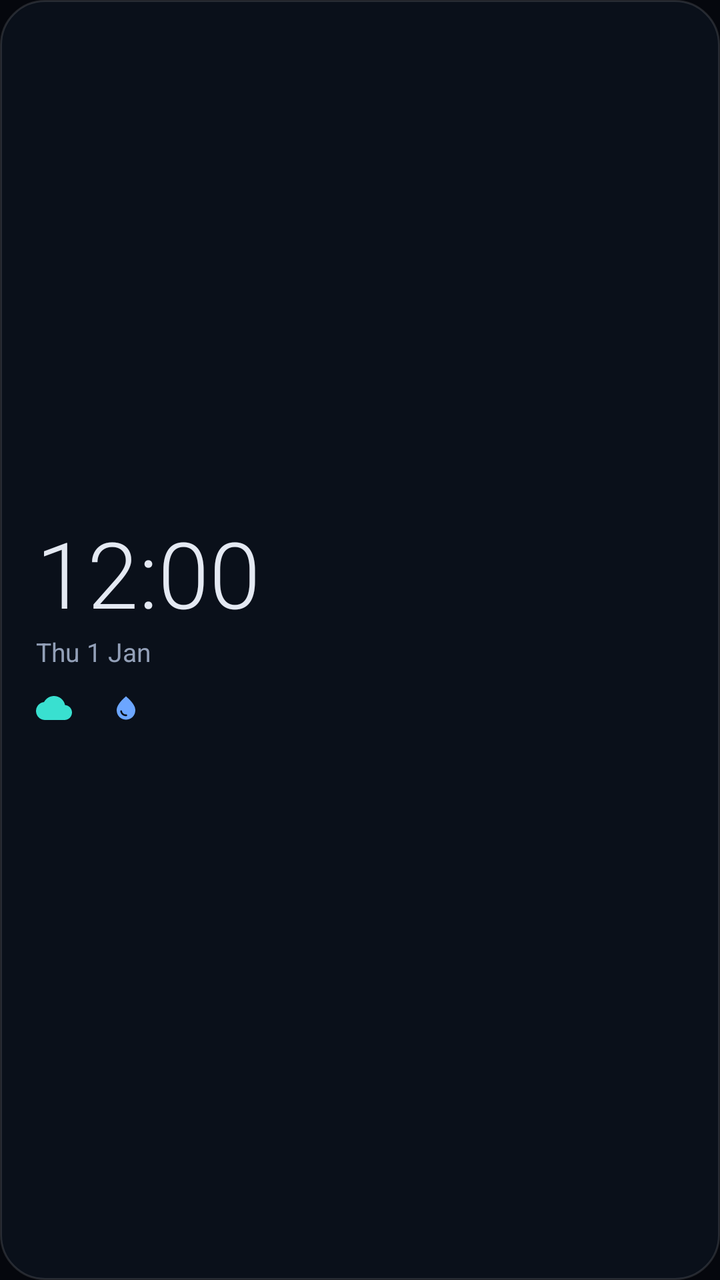
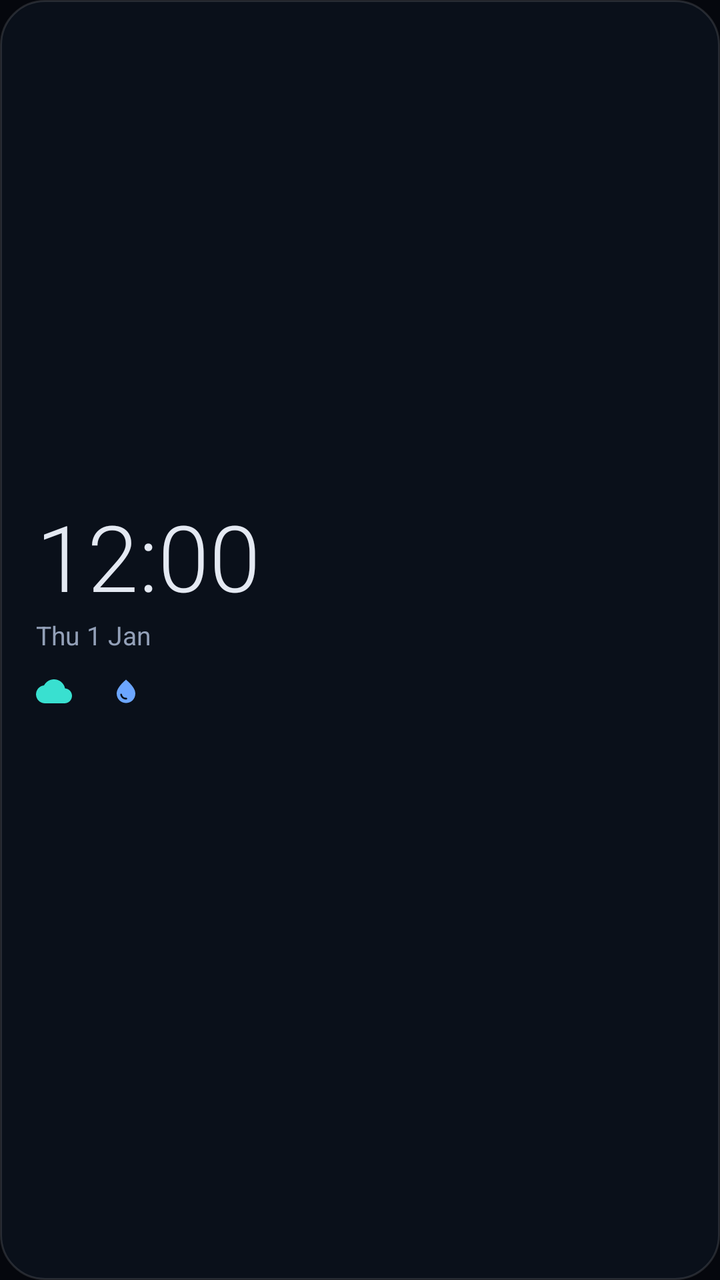

Before-and-after screenshots of an Android layout around one commit, followed by the original layout XML and the change that was made.
<!-- AndroidManifest.xml: application theme Theme.AtomicClock -->
<!-- res/layout/widget_atomic_large.xml -->
<?xml version="1.0" encoding="utf-8"?>
<LinearLayout xmlns:android="http://schemas.android.com/apk/res/android"
    android:id="@+id/widget_root"
    android:layout_width="match_parent"
    android:layout_height="match_parent"
    android:orientation="vertical"
    android:gravity="center_vertical"
    android:background="@drawable/widget_background"
    android:padding="18dp">

    <TextClock
        android:id="@+id/widget_clock"
        android:layout_width="wrap_content"
        android:layout_height="wrap_content"
        android:format24Hour="HH:mm"
        android:format12Hour="h:mm"
        android:fontFamily="sans-serif-light"
        android:textColor="@color/widget_text"
        android:textSize="46sp" />

    <TextClock
        android:id="@+id/widget_date"
        android:layout_width="wrap_content"
        android:layout_height="wrap_content"
        android:format24Hour="EEE d MMM"
        android:format12Hour="EEE d MMM"
        android:textColor="@color/widget_muted"
        android:textSize="13sp" />

    <LinearLayout
        android:layout_width="match_parent"
        android:layout_height="wrap_content"
        android:orientation="horizontal"
        android:gravity="center_vertical"
        android:layout_marginTop="10dp">

        <ImageView
            android:id="@+id/widget_cond_icon"
            android:layout_width="18dp"
            android:layout_height="18dp"
            android:layout_marginEnd="6dp"
            android:src="@drawable/ic_widget_cloud" />

        <TextView
            android:id="@+id/widget_weather"
            android:layout_width="wrap_content"
            android:layout_height="wrap_content"
            android:textColor="@color/widget_text"
            android:textSize="14sp"
            android:maxLines="1"
            android:ellipsize="end"
            android:text="" />

        <ImageView
            android:id="@+id/widget_drop_icon"
            android:layout_width="14dp"
            android:layout_height="14dp"
            android:layout_marginStart="14dp"
            android:layout_marginEnd="3dp"
            android:src="@drawable/ic_widget_humidity" />

        <TextView
            android:id="@+id/widget_humidity"
            android:layout_width="wrap_content"
            android:layout_height="wrap_content"
            android:textColor="@color/widget_text"
            android:textSize="14sp"
            android:maxLines="1"
            android:ellipsize="end"
            android:text="" />
    </LinearLayout>

    <TextView
        android:id="@+id/widget_stats"
        android:layout_width="match_parent"
        android:layout_height="wrap_content"
        android:layout_marginTop="4dp"
        android:textColor="@color/widget_accent"
        android:textSize="12sp"
        android:maxLines="1"
        android:ellipsize="end"
        android:text="" />
</LinearLayout>
<!-- resources referenced by this layout -->
<resources>
  <color name="widget_accent">#FF39E0D0</color>
  <color name="widget_muted">#FF93A0B8</color>
  <color name="widget_text">#FFE4E9F2</color>
  <!-- drawable ic_widget_cloud (drawable) -->
  <vector xmlns:android="http://schemas.android.com/apk/res/android"
      android:width="24dp" android:height="24dp" android:viewportWidth="24" android:viewportHeight="24">
      <path android:fillColor="#39E0D0" android:pathData="M19.35,10.04C18.67,6.59 15.64,4 12,4 9.11,4 6.6,5.64 5.35,8.04 2.34,8.36 0,10.91 0,14c0,3.31 2.69,6 6,6h13c2.76,0 5,-2.24 5,-5 0,-2.64 -2.05,-4.78 -4.65,-4.96z"/>
  </vector>
  <!-- drawable ic_widget_humidity (drawable) -->
  <vector xmlns:android="http://schemas.android.com/apk/res/android"
      android:width="24dp" android:height="24dp" android:viewportWidth="24" android:viewportHeight="24">
      <path android:fillColor="#6CA6FF" android:pathData="M12,2c-5.33,4.55 -8,8.48 -8,11.8 0,4.98 3.8,8.2 8,8.2s8,-3.22 8,-8.2c0,-3.32 -2.67,-7.25 -8,-11.8zM7.83,14c0.37,0 0.67,0.26 0.74,0.62 0.41,2.22 2.28,2.98 3.64,2.87 0.43,-0.02 0.79,0.32 0.79,0.75 0,0.4 -0.32,0.73 -0.72,0.75 -2.13,0.13 -4.62,-1.09 -5.19,-4.12 -0.08,-0.45 0.28,-0.87 0.74,-0.87z"/>
  </vector>
  <!-- drawable widget_background (drawable) -->
  <?xml version="1.0" encoding="utf-8"?>
  <shape xmlns:android="http://schemas.android.com/apk/res/android" android:shape="rectangle">
      <solid android:color="@color/widget_surface" />
      <corners android:radius="22dp" />
      <stroke android:width="1dp" android:color="@color/widget_stroke" />
  </shape>
  <style name="Theme.AtomicClock" parent="android:Theme.Material.NoActionBar">
          <item name="android:statusBarColor">@android:color/transparent</item>
          <item name="android:navigationBarColor">@android:color/transparent</item>
          <item name="android:windowBackground">@color/atomic_background</item>
      </style>
  <color name="widget_surface">#E60C111C</color>
  <color name="widget_stroke">#1FFFFFFF</color>
  <color name="atomic_background">@color/atomic_background_dark</color>
  <color name="atomic_background_dark">#FF05070D</color>
</resources>

<!-- the commit's change to res/layout/widget_atomic_large.xml (unified diff, before → after) -->
@@ -71,6 +71,17 @@
     </LinearLayout>
 
     <TextView
+        android:id="@+id/widget_weather_updated"
+        android:layout_width="match_parent"
+        android:layout_height="wrap_content"
+        android:layout_marginTop="2dp"
+        android:textColor="@color/widget_muted"
+        android:textSize="11sp"
+        android:maxLines="1"
+        android:ellipsize="end"
+        android:text="" />
+
+    <TextView
         android:id="@+id/widget_stats"
         android:layout_width="match_parent"
         android:layout_height="wrap_content"
